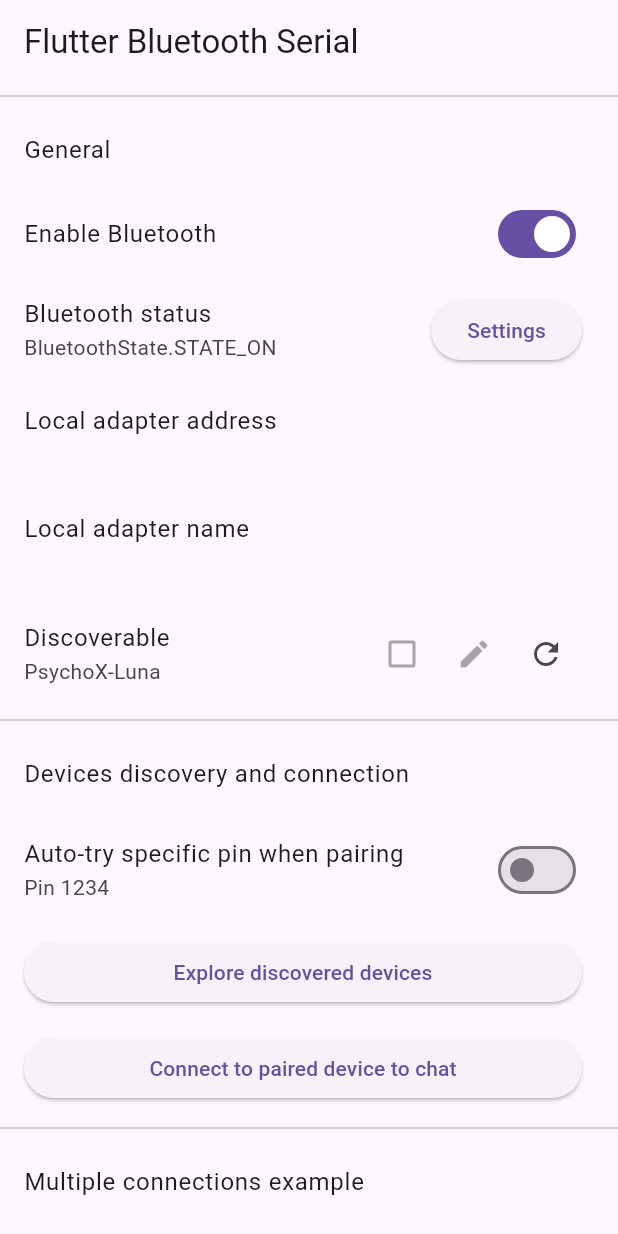
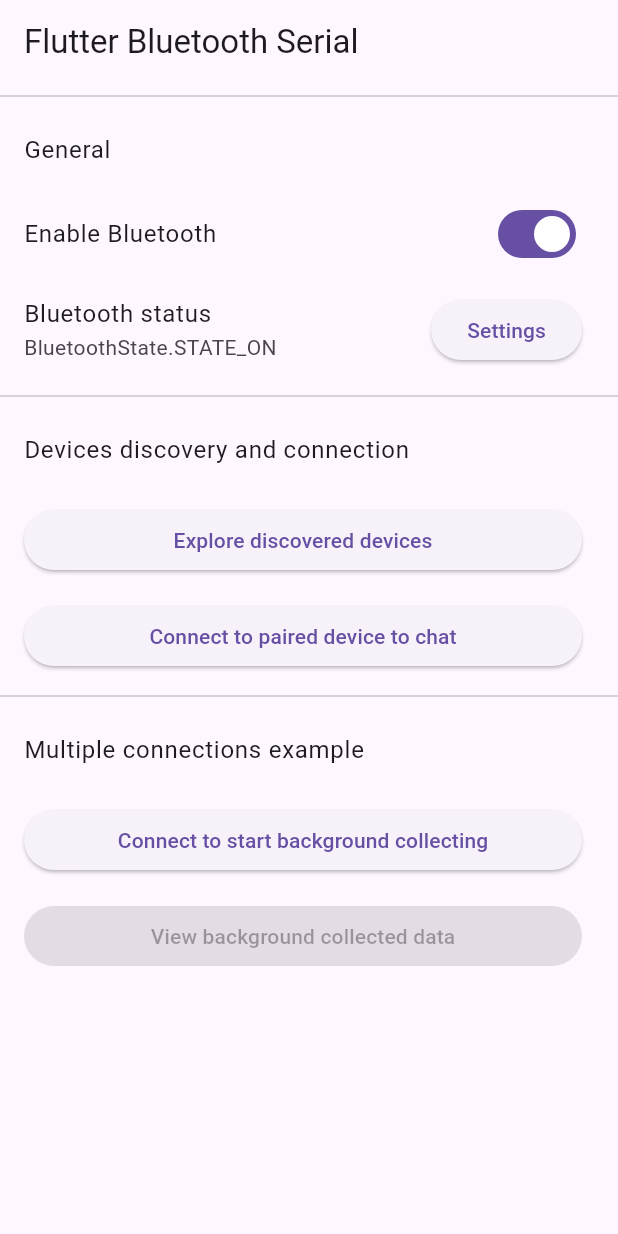
Before and after one commit to luiz-felipe-b/bluetooth_test, a Flutter app: the screen it shows after launch, on a phone screen of 412 x 824 dp. Run offline on Flutter 3.47's test engine with Material 3 defaults, Android fonts, the phone set to English and light mode, and no system bars; our stand-ins replace flutter_bluetooth_serial.

Commit message:
refactor: removes unused code from the example

```diff
--- a/lib/MainPage.dart
+++ b/lib/MainPage.dart
@@ -10,25 +10,19 @@
 import './DiscoveryPage.dart';
 import './SelectBondedDevicePage.dart';
 
-// import './helpers/LineChart.dart';
+class MainPage extends StatefulWidget {
+  const MainPage({super.key});
 
-class MainPage extends StatefulWidget {
   @override
-  _MainPage createState() => new _MainPage();
+  _MainPage createState() => _MainPage();
 }
 
 class _MainPage extends State<MainPage> {
   BluetoothState _bluetoothState = BluetoothState.UNKNOWN;
 
-  String _address = "...";
-  String _name = "...";
 
   Timer? _discoverableTimeoutTimer;
-  int _discoverableTimeoutSecondsLeft = 0;
-
   BackgroundCollectingTask? _collectingTask;
-
-  bool _autoAcceptPairingRequests = false;
 
   @override
   void initState() {
@@ -46,21 +40,8 @@
       if ((await FlutterBluetoothSerial.instance.isEnabled) ?? false) {
         return false;
       }
-      await Future.delayed(Duration(milliseconds: 0xDD));
+      await Future.delayed(const Duration(milliseconds: 0xDD));
       return true;
-    }).then((_) {
-      // Update the address field
-      FlutterBluetoothSerial.instance.address.then((address) {
-        setState(() {
-          _address = address!;
-        });
-      });
-    });
-
-    FlutterBluetoothSerial.instance.name.then((name) {
-      setState(() {
-        _name = name!;
-      });
     });
 
     // Listen for futher state changes
@@ -72,7 +53,6 @@
 
         // Discoverable mode is disabled when Bluetooth gets disabled
         _discoverableTimeoutTimer = null;
-        _discoverableTimeoutSecondsLeft = 0;
       });
     });
   }
@@ -91,11 +71,10 @@
       appBar: AppBar(
         title: const Text('Flutter Bluetooth Serial'),
       ),
-      body: Container(
-        child: ListView(
+      body: ListView(
         children: <Widget>[
-            Divider(),
-            ListTile(title: const Text('General')),
+          const Divider(),
+          const ListTile(title: Text('General')),
           SwitchListTile(
             title: const Text('Enable Bluetooth'),
             value: _bluetoothState.isEnabled,
@@ -103,10 +82,11 @@
               // Do the request and update with the true value then
               future() async {
                 // async lambda seems to not working
-                  if (value)
+                if (value) {
                   await FlutterBluetoothSerial.instance.requestEnable();
-                  else
+                } else {
                   await FlutterBluetoothSerial.instance.requestDisable();
+                }
               }
 
               future().then((_) {
@@ -124,97 +104,8 @@
               },
             ),
           ),
-            ListTile(
-              title: const Text('Local adapter address'),
-              subtitle: Text(_address),
-            ),
-            ListTile(
-              title: const Text('Local adapter name'),
-              subtitle: Text(_name),
-              onLongPress: null,
-            ),
-            ListTile(
-              title: _discoverableTimeoutSecondsLeft == 0
-                  ? const Text("Discoverable")
-                  : Text(
-                      "Discoverable for ${_discoverableTimeoutSecondsLeft}s"),
-              subtitle: const Text("PsychoX-Luna"),
-              trailing: Row(
-                mainAxisSize: MainAxisSize.min,
-                children: [
-                  Checkbox(
-                    value: _discoverableTimeoutSecondsLeft != 0,
-                    onChanged: null,
-                  ),
-                  IconButton(
-                    icon: const Icon(Icons.edit),
-                    onPressed: null,
-                  ),
-                  IconButton(
-                    icon: const Icon(Icons.refresh),
-                    onPressed: () async {
-                      print('Discoverable requested');
-                      final int timeout = (await FlutterBluetoothSerial.instance
-                          .requestDiscoverable(60))!;
-                      if (timeout < 0) {
-                        print('Discoverable mode denied');
-                      } else {
-                        print(
-                            'Discoverable mode acquired for $timeout seconds');
-                      }
-                      setState(() {
-                        _discoverableTimeoutTimer?.cancel();
-                        _discoverableTimeoutSecondsLeft = timeout;
-                        _discoverableTimeoutTimer =
-                            Timer.periodic(Duration(seconds: 1), (Timer timer) {
-                          setState(() {
-                            if (_discoverableTimeoutSecondsLeft < 0) {
-                              FlutterBluetoothSerial.instance.isDiscoverable
-                                  .then((isDiscoverable) {
-                                if (isDiscoverable ?? false) {
-                                  print(
-                                      "Discoverable after timeout... might be infinity timeout :F");
-                                  _discoverableTimeoutSecondsLeft += 1;
-                                }
-                              });
-                              timer.cancel();
-                              _discoverableTimeoutSecondsLeft = 0;
-                            } else {
-                              _discoverableTimeoutSecondsLeft -= 1;
-                            }
-                          });
-                        });
-                      });
-                    },
-                  )
-                ],
-              ),
-            ),
-            Divider(),
-            ListTile(title: const Text('Devices discovery and connection')),
-            SwitchListTile(
-              title: const Text('Auto-try specific pin when pairing'),
-              subtitle: const Text('Pin 1234'),
-              value: _autoAcceptPairingRequests,
-              onChanged: (bool value) {
-                setState(() {
-                  _autoAcceptPairingRequests = value;
-                });
-                if (value) {
-                  FlutterBluetoothSerial.instance.setPairingRequestHandler(
-                      (BluetoothPairingRequest request) {
-                    print("Trying to auto-pair with Pin 1234");
-                    if (request.pairingVariant == PairingVariant.Pin) {
-                      return Future.value("1234");
-                    }
-                    return Future.value(null);
-                  });
-                } else {
-                  FlutterBluetoothSerial.instance
-                      .setPairingRequestHandler(null);
-                }
-              },
-            ),
+          const Divider(),
+          const ListTile(title: Text('Devices discovery and connection')),
           ListTile(
             title: ElevatedButton(
                 child: const Text('Explore discovered devices'),
@@ -223,13 +114,13 @@
                       await Navigator.of(context).push(
                     MaterialPageRoute(
                       builder: (context) {
-                          return DiscoveryPage();
+                        return const DiscoveryPage();
                       },
                     ),
                   );
 
                   if (selectedDevice != null) {
-                      print('Discovery -> selected ' + selectedDevice.address);
+                    print('Discovery -> selected ${selectedDevice.address}');
                   } else {
                     print('Discovery -> no device selected');
                   }
@@ -243,13 +134,13 @@
                     await Navigator.of(context).push(
                   MaterialPageRoute(
                     builder: (context) {
-                        return SelectBondedDevicePage(checkAvailability: false);
+                      return const SelectBondedDevicePage(checkAvailability: false);
                     },
                   ),
                 );
 
                 if (selectedDevice != null) {
-                    print('Connect -> selected ' + selectedDevice.address);
+                  print('Connect -> selected ${selectedDevice.address}');
                   _startChat(context, selectedDevice);
                 } else {
                   print('Connect -> no device selected');
@@ -257,8 +148,8 @@
               },
             ),
           ),
-            Divider(),
-            ListTile(title: const Text('Multiple connections example')),
+          const Divider(),
+          const ListTile(title: Text('Multiple connections example')),
           ListTile(
             title: ElevatedButton(
               child: ((_collectingTask?.inProgress ?? false)
@@ -275,7 +166,7 @@
                       await Navigator.of(context).push(
                     MaterialPageRoute(
                       builder: (context) {
-                          return SelectBondedDevicePage(
+                        return const SelectBondedDevicePage(
                             checkAvailability: false);
                       },
                     ),
@@ -293,7 +184,6 @@
           ),
           ListTile(
             title: ElevatedButton(
-                child: const Text('View background collected data'),
               onPressed: (_collectingTask != null)
                   ? () {
                       Navigator.of(context).push(
@@ -308,10 +198,10 @@
                       );
                     }
                   : null,
+              child: const Text('View background collected data'),
             ),
           ),
         ],
-        ),
       ),
     );
   }
@@ -340,10 +230,10 @@
         builder: (BuildContext context) {
           return AlertDialog(
             title: const Text('Error occured while connecting'),
-            content: Text("${ex.toString()}"),
+            content: Text(ex.toString()),
             actions: <Widget>[
-              new TextButton(
-                child: new Text("Close"),
+              TextButton(
+                child: const Text("Close"),
                 onPressed: () {
                   Navigator.of(context).pop();
                 },
--- a/lib/main.dart
+++ b/lib/main.dart
@@ -2,11 +2,13 @@
 
 import './MainPage.dart';
 
-void main() => runApp(new ExampleApplication());
+void main() => runApp(const ExampleApplication());
 
 class ExampleApplication extends StatelessWidget {
+  const ExampleApplication({super.key});
+
   @override
   Widget build(BuildContext context) {
-    return MaterialApp(home: MainPage());
+    return const MaterialApp(home: MainPage(), debugShowCheckedModeBanner: false,);
   }
 }
```
Also changed, not shown: lib/BackgroundCollectedPage.dart (+26 -28 lines), lib/BluetoothDeviceListEntry.dart (+22 -16 lines), lib/ChatPage.dart (+19 -19 lines), lib/DiscoveryPage.dart (+4 -4 lines), 1 other file. Lines whose indentation alone changed are shown as unchanged.
